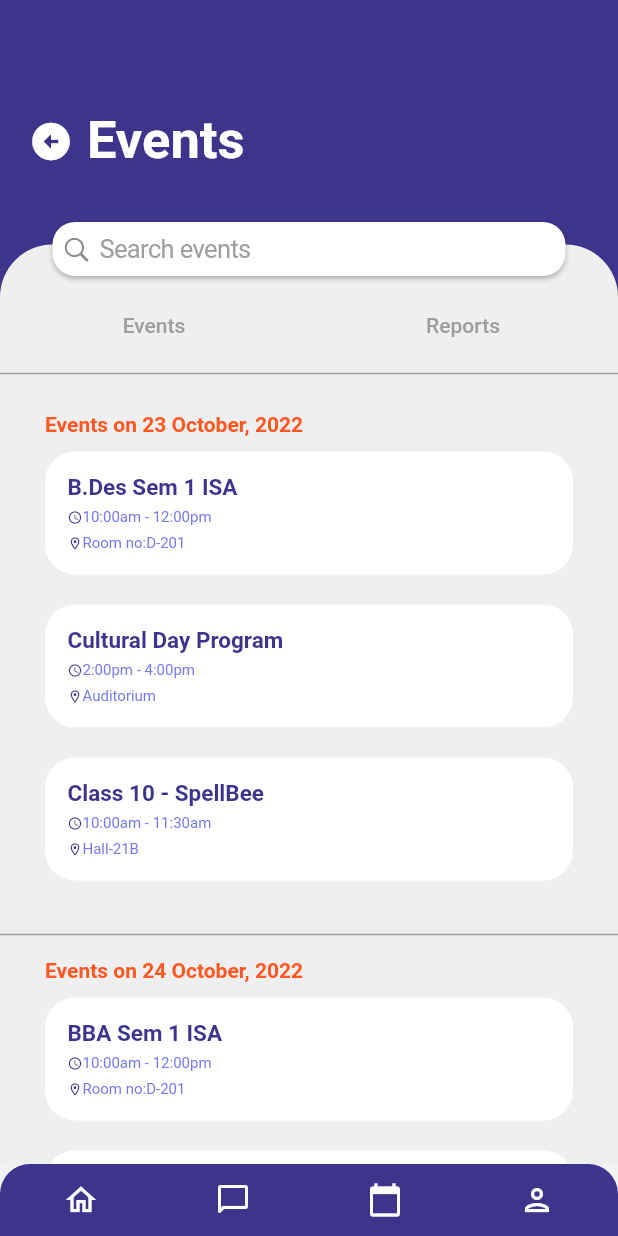
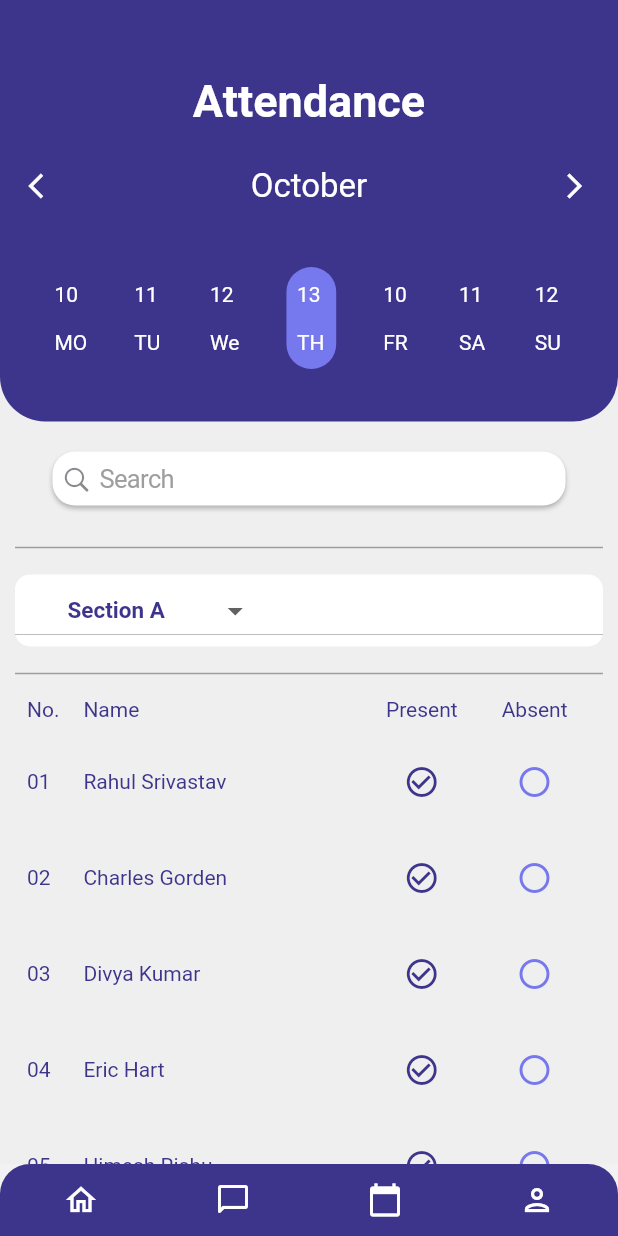
Before and after one commit to intecc-services/edtech_app_demo, a Flutter app: the screen it shows after launch, on a phone screen of 412 x 824 dp. Run offline on Flutter 3.47's test engine with Material 2 defaults, Android fonts, the phone set to English and light mode, and no system bars.

Commit message:
teachers attendance page

```diff
--- a/lib/Events/event_home.dart
+++ b/lib/Events/event_home.dart
@@ -54,7 +54,7 @@ Widget OverlappedSearchBar() {
   return Padding(
     padding: EdgeInsets.symmetric(horizontal: 35, vertical: 10),
     child: CupertinoSearchTextField(
-      placeholder: 'Search events',
+      placeholder: 'Search',
       placeholderStyle: TextStyle(color: Colors.grey),
       decoration: BoxDecoration(
         boxShadow: const [
--- a/lib/attendance.dart
+++ b/lib/attendance/attendance.dart
@@ -27,10 +27,10 @@ class _AttendanceState extends State<Attendance> {
               child: Column(
                 crossAxisAlignment: CrossAxisAlignment.center,
                 children: [
-                  SizedBox(
-                    height: 40,
+                  const SizedBox(
+                    height: 50,
                   ),
-                  Text(
+                  const Text(
                     'Attendance',
                     style: TextStyle(
                       color: Colors.white,
--- /dev/null
+++ b/lib/attendance/teacher_attendance.dart
@@ -0,0 +1,230 @@
+import 'package:edtech_app_demo/Events/event_home.dart';
+import 'package:edtech_app_demo/shared/bottom_bar.dart';
+import 'package:flutter/material.dart';
+
+class TeacherAttendance extends StatefulWidget {
+  @override
+  State<TeacherAttendance> createState() => _TeacherAttendanceState();
+}
+
+class _TeacherAttendanceState extends State<TeacherAttendance> {
+  @override
+  Widget build(BuildContext context) {
+    return Scaffold(
+      backgroundColor: const Color(0xffEFEFEF),
+      body: Column(
+        children: [
+          _topContainer(),
+          SizedBox(height: 10),
+          OverlappedSearchBar(),
+          SizedBox(height: 10),
+          _body(),
+        ],
+      ),
+      bottomNavigationBar: Bottom_Bar(),
+    );
+  }
+}
+
+Widget TopButton(String month) {
+  return Row(
+    mainAxisAlignment: MainAxisAlignment.spaceBetween,
+    children: [
+      IconButton(
+          onPressed: () {},
+          icon: Icon(
+            Icons.arrow_back_ios,
+            size: 20,
+            color: Colors.white,
+          )),
+      Text(
+        month,
+        style: TextStyle(color: Colors.white, fontSize: 22),
+      ),
+      IconButton(
+          onPressed: () {},
+          icon: Icon(
+            Icons.arrow_forward_ios,
+            size: 20,
+            color: Colors.white,
+          ))
+    ],
+  );
+}
+
+Widget _topContainer() {
+  return Container(
+    decoration: BoxDecoration(
+        color: Color(0xff3D348B),
+        borderRadius: BorderRadius.only(
+            bottomRight: Radius.circular(30), bottomLeft: Radius.circular(30))),
+    child: Column(children: [
+      SizedBox(height: 50, width: double.infinity),
+      Text(
+        'Attendance',
+        style: TextStyle(
+            fontSize: 30, fontWeight: FontWeight.w600, color: Colors.white),
+      ),
+      Padding(
+          padding: EdgeInsets.symmetric(vertical: 15, horizontal: 5),
+          child: TopButton('October')),
+      Padding(
+        padding: const EdgeInsets.symmetric(vertical: 15, horizontal: 5),
+        child: Row(
+          mainAxisAlignment: MainAxisAlignment.spaceEvenly,
+          children: [
+            Text('10 \n\nMO', style: TextStyle(color: Colors.white)),
+            Text('11 \n\nTU', style: TextStyle(color: Colors.white)),
+            Text('12 \n\nWe', style: TextStyle(color: Colors.white)),
+            Container(
+                padding: EdgeInsets.symmetric(vertical: 10, horizontal: 7),
+                decoration: BoxDecoration(
+                    borderRadius: BorderRadius.circular(25),
+                    color: Color(0xff7678ED)),
+                child:
+                    Text('13 \n\nTH', style: TextStyle(color: Colors.white))),
+            Text('10 \n\nFR', style: TextStyle(color: Colors.white)),
+            Text('11 \n\nSA', style: TextStyle(color: Colors.white)),
+            Text('12 \n\nSU', style: TextStyle(color: Colors.white)),
+          ],
+        ),
+      ),
+      SizedBox(height: 20)
+    ]),
+  );
+}
+
+class _body extends StatefulWidget {
+  const _body({Key? key}) : super(key: key);
+
+  @override
+  State<_body> createState() => _bodyState();
+}
+
+class _bodyState extends State<_body> {
+  bool section = true;
+  @override
+  Widget build(BuildContext context) {
+    return Expanded(
+      child: Container(
+        padding: EdgeInsets.symmetric(horizontal: 10, vertical: 0),
+        child: ListView(
+          padding: EdgeInsets.all(0),
+          children: [
+            Divider(color: Colors.grey, thickness: 1),
+            SizedBox(height: 10),
+            Container(
+              padding: EdgeInsets.all(0),
+              decoration: BoxDecoration(
+                  color: Colors.white, borderRadius: BorderRadius.circular(10)),
+              child: DropdownButton(
+                borderRadius: BorderRadius.circular(10),
+                style: TextStyle(
+                    color: Color(0xff3D348B),
+                    fontWeight: FontWeight.bold,
+                    fontSize: 15),
+                focusColor: Colors.white,
+                value: section ? 'A' : 'B',
+                items: [
+                  DropdownMenuItem(
+                      child: Container(
+                          margin:
+                              EdgeInsets.symmetric(vertical: 5, horizontal: 35),
+                          decoration: BoxDecoration(
+                              color: Colors.white,
+                              borderRadius: BorderRadius.circular(10)),
+                          child: Text('Section A')),
+                      value: 'A'),
+                  DropdownMenuItem(
+                      child: Container(
+                          margin:
+                              EdgeInsets.symmetric(vertical: 5, horizontal: 35),
+                          decoration: BoxDecoration(
+                              color: Colors.white,
+                              borderRadius: BorderRadius.circular(10)),
+                          child: Text('Section B')),
+                      value: 'B')
+                ],
+                onChanged: (e) => {
+                  setState(() {
+                    section = !section;
+                  })
+                },
+              ),
+            ),
+            SizedBox(height: 10),
+            Divider(color: Colors.grey, thickness: 1),
+            details(No: 'No.', Name: 'Name', a: false),
+            details(No: '01', Name: 'Rahul Srivastav'),
+            details(No: '02', Name: 'Charles Gorden'),
+            details(No: '03', Name: 'Divya Kumar'),
+            details(No: '04', Name: 'Eric Hart'),
+            details(No: '05', Name: 'Himesh Rishu'),
+            details(No: '06', Name: 'Kamal R.'),
+            details(No: '07', Name: 'Mohan Sharma')
+          ],
+        ),
+      ),
+    );
+  }
+}
+
+class details extends StatefulWidget {
+  final String Name;
+  final String No;
+  final bool a;
+  bool present = true;
+  details({required this.No, required this.Name, this.a = true});
+  @override
+  State<details> createState() => detailsState();
+}
+
+class detailsState extends State<details> {
+  @override
+  Widget build(BuildContext context) {
+    Widget field1 = IconButton(
+        onPressed: () {
+          setState(() {
+            widget.present = true;
+          });
+        },
+        icon: widget.present
+            ? Icon(Icons.check_circle_outline, color: Color(0xff3D348B))
+            : Icon(Icons.circle_outlined, color: Color(0xff7678ED)));
+    Widget field2 = IconButton(
+        onPressed: () {
+          setState(() {
+            widget.present = false;
+          });
+        },
+        icon: !widget.present
+            ? Icon(Icons.check_circle_outline, color: Color(0xff3D348B))
+            : Icon(Icons.circle_outlined, color: Color(0xff7678ED)));
+    if (!widget.a) {
+      field1 = Text('Present',
+          textAlign: TextAlign.center,
+          style: TextStyle(color: Color(0xff3D348B)));
+      field2 = Text('Absent',
+          textAlign: TextAlign.center,
+          style: TextStyle(color: Color(0xff3D348B)));
+    }
+    ;
+    return Container(
+      padding: EdgeInsets.all(8),
+      child: Row(
+        children: [
+          Expanded(
+              flex: 1,
+              child:
+                  Text(widget.No, style: TextStyle(color: Color(0xff3D348B)))),
+          Expanded(
+              flex: 5,
+              child: Text(widget.Name,
+                  style: TextStyle(color: Color(0xff3D348B)))),
+          Expanded(flex: 2, child: field1),
+          Expanded(flex: 2, child: field2),
+        ],
+      ),
+    );
+  }
+}
--- a/lib/main.dart
+++ b/lib/main.dart
@@ -1,4 +1,4 @@
-import 'package:edtech_app_demo/Events/event_home.dart';
+import 'package:edtech_app_demo/attendance/teacher_attendance.dart';
 import 'package:edtech_app_demo/theme_data.dart';
 import 'package:flutter/material.dart';
 
@@ -10,7 +10,7 @@ class edtech_app extends StatelessWidget {
   Widget build(BuildContext context) {
     return MaterialApp(
       theme: customTheme,
-      home: EventsHome(),
+      home: TeacherAttendance(),
     );
   }
 }
```
